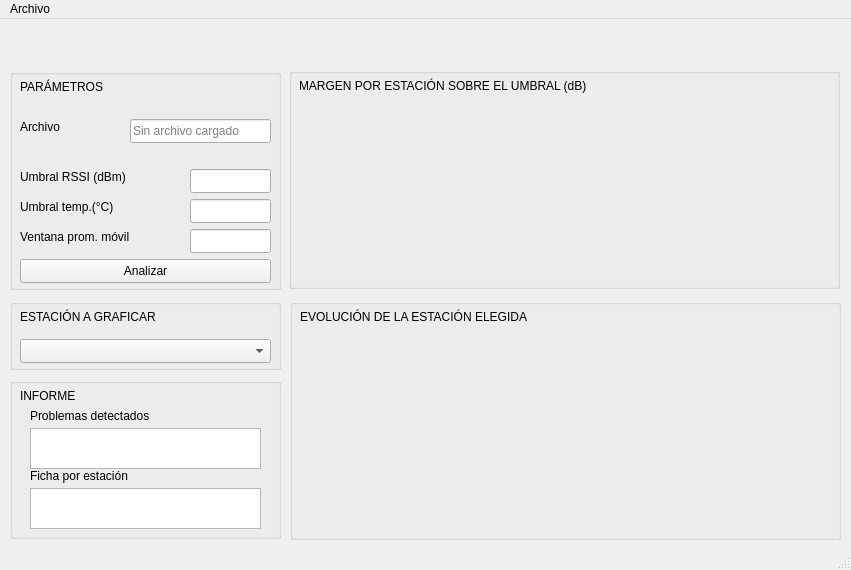
Old version of the form ui/ventana_principal.ui in the repository tiagosamuelcravero-lab/monitor-red.
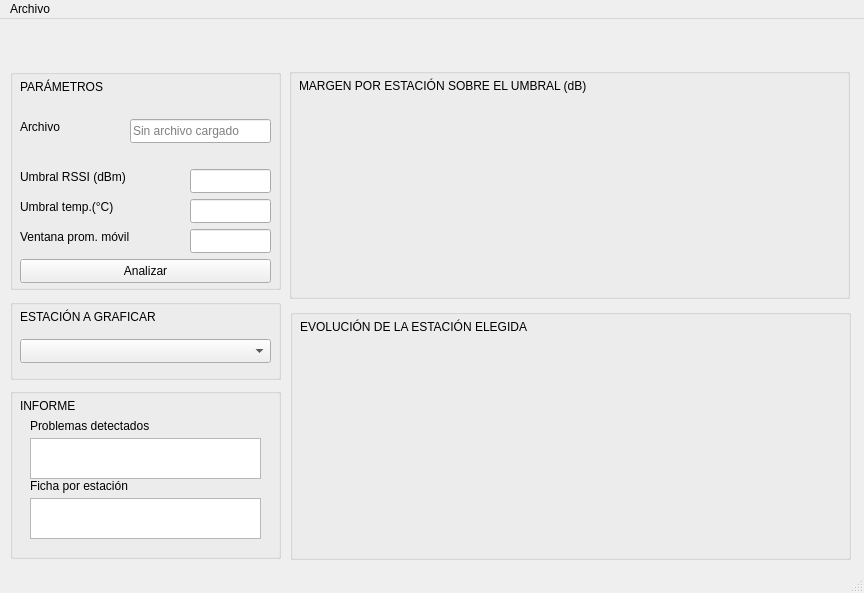
New version of the form.

Commit message: Rangos para los valores a analizar y correcciones en la ui

```diff
--- a/ui/ventana_principal.ui
+++ b/ui/ventana_principal.ui
@@ -6,8 +6,8 @@
    <rect>
     <x>0</x>
     <y>0</y>
-    <width>851</width>
-    <height>570</height>
+    <width>864</width>
+    <height>593</height>
    </rect>
   </property>
   <property name="windowTitle">
@@ -166,7 +166,7 @@
       <x>10</x>
       <y>280</y>
       <width>271</width>
-      <height>71</height>
+      <height>81</height>
      </rect>
     </property>
     <property name="title">
@@ -206,9 +206,9 @@
     <property name="geometry">
      <rect>
       <x>10</x>
-      <y>359</y>
+      <y>369</y>
       <width>271</width>
-      <height>161</height>
+      <height>171</height>
      </rect>
     </property>
     <property name="title">
@@ -284,9 +284,9 @@
     <property name="geometry">
      <rect>
       <x>290</x>
-      <y>280</y>
-      <width>551</width>
-      <height>241</height>
+      <y>290</y>
+      <width>561</width>
+      <height>251</height>
      </rect>
     </property>
     <property name="title">
@@ -310,8 +310,8 @@
       <rect>
        <x>0</x>
        <y>30</y>
-       <width>551</width>
-       <height>211</height>
+       <width>561</width>
+       <height>221</height>
       </rect>
      </property>
     </widget>
@@ -321,8 +321,8 @@
      <rect>
       <x>289</x>
       <y>49</y>
-      <width>551</width>
-      <height>221</height>
+      <width>561</width>
+      <height>231</height>
      </rect>
     </property>
     <property name="title">
@@ -346,8 +346,8 @@
       <rect>
        <x>0</x>
        <y>30</y>
-       <width>551</width>
-       <height>191</height>
+       <width>561</width>
+       <height>201</height>
       </rect>
      </property>
     </widget>
@@ -358,7 +358,7 @@
     <rect>
      <x>0</x>
      <y>0</y>
-     <width>851</width>
+     <width>864</width>
      <height>21</height>
     </rect>
    </property>
```
The commit also changes 2 other files.
